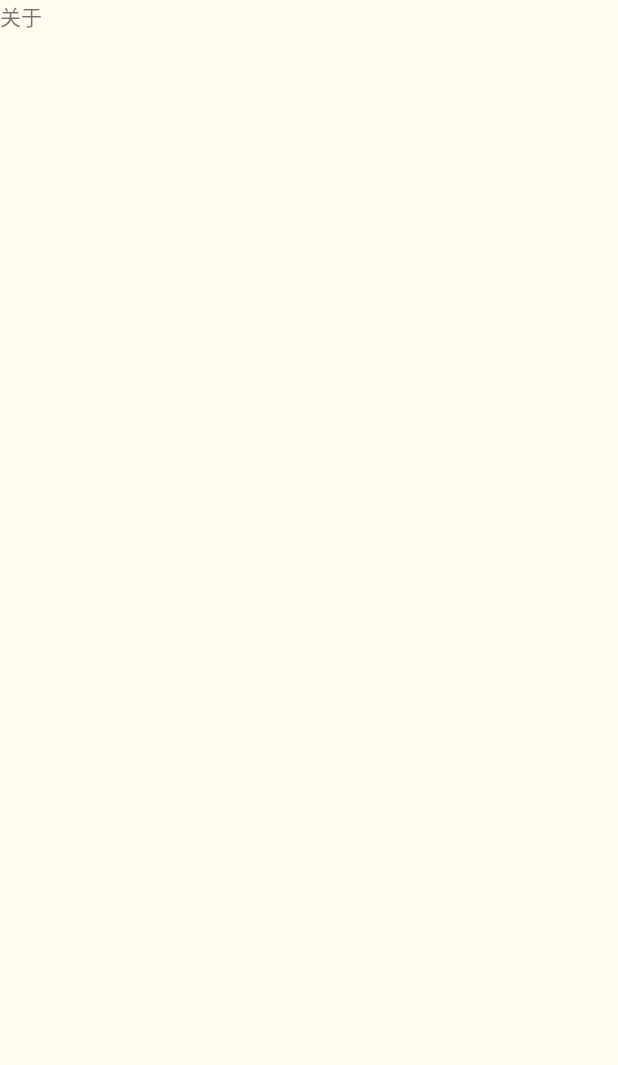
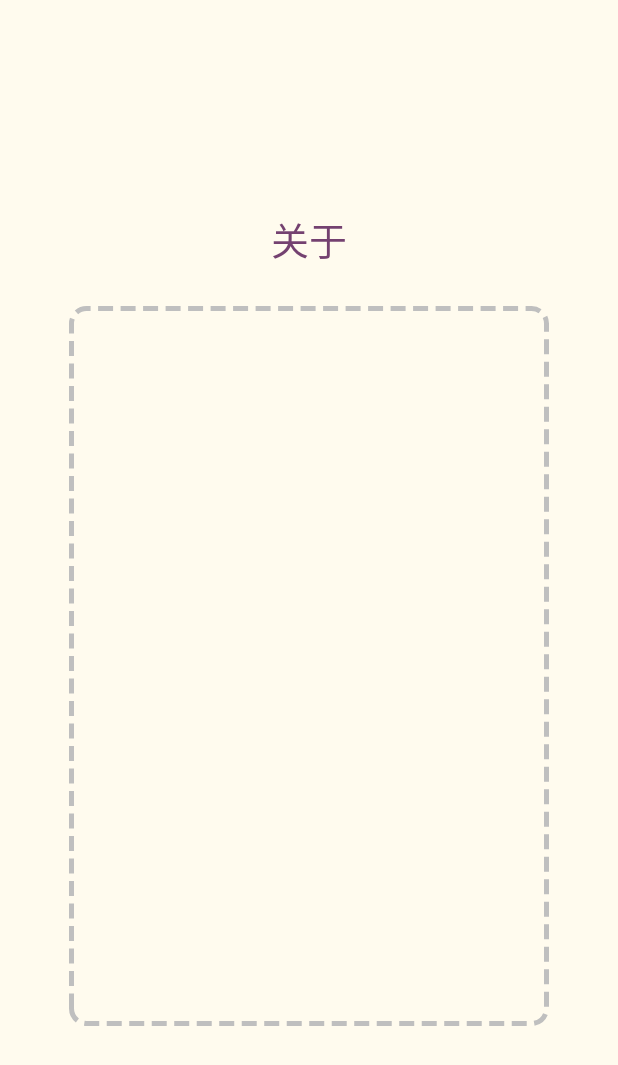
Before and after one commit to meltycriss/PuzzleHigh, an Android app: the AboutFragment screen opened directly, with no data from a screen before it, on a phone screen of 412 x 824 dp. Before the commit the part shown is almost empty. Shown: the top 1065 px of the screen. Run offline under Robolectric (Android 15) with nearby library versions, the phone set to English and light mode, and no system bars.

Commit message:
添加关于UI

```diff
--- a/app/src/main/res/layout/fragment_about.xml
+++ b/app/src/main/res/layout/fragment_about.xml
@@ -3,16 +3,22 @@
     android:layout_width="match_parent"
     android:layout_height="match_parent"
     android:orientation="vertical"
+    android:gravity="center"
     tools:context="com.example.zsystudio.puzzlehigh.about.AboutFragment">
 
-    <!-- TODO: Update blank fragment layout -->
     <TextView
-        android:layout_width="match_parent"
-        android:layout_height="match_parent"
-        android:text="关于" />
-    <ImageView
+        android:textSize="25sp"
+        android:text="关于"
+        android:textColor="@color/puzzle_purple"
+        android:layout_marginTop="20dp"
+        android:layout_marginBottom="25dp"
         android:layout_width="wrap_content"
         android:layout_height="wrap_content" />
+
+    <ImageView
+        android:background="@drawable/editor_border"
+        android:layout_width="320dp"
+        android:layout_height="480dp" />
     <TextView
         android:layout_width="wrap_content"
         android:layout_height="wrap_content" />
```
